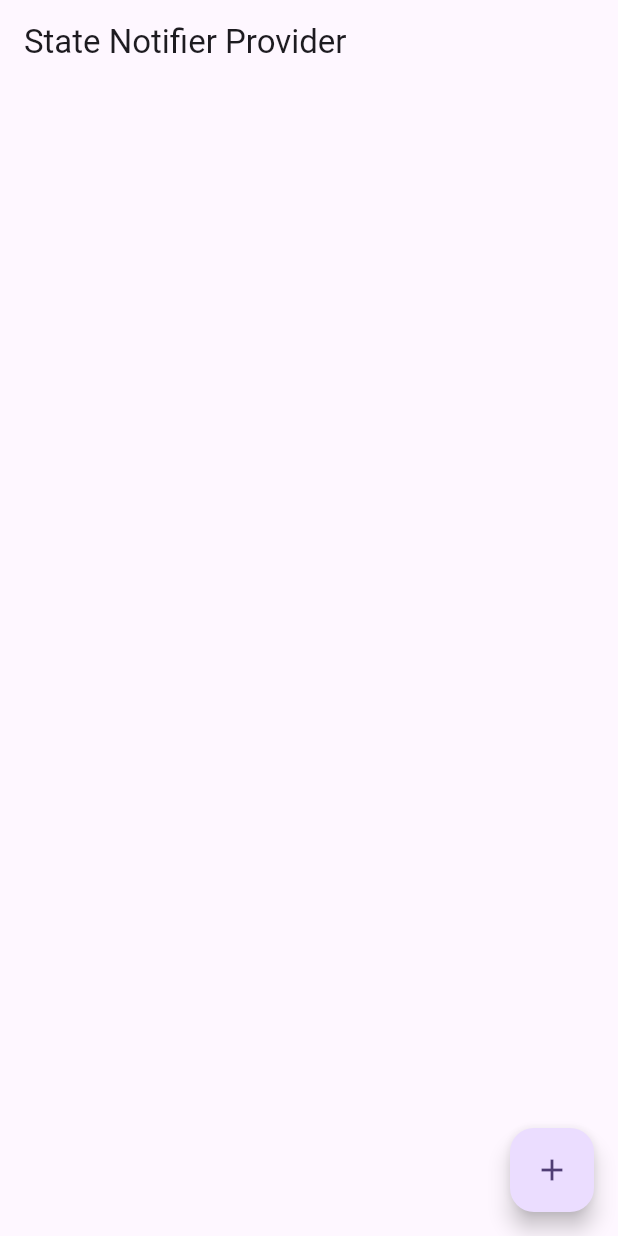
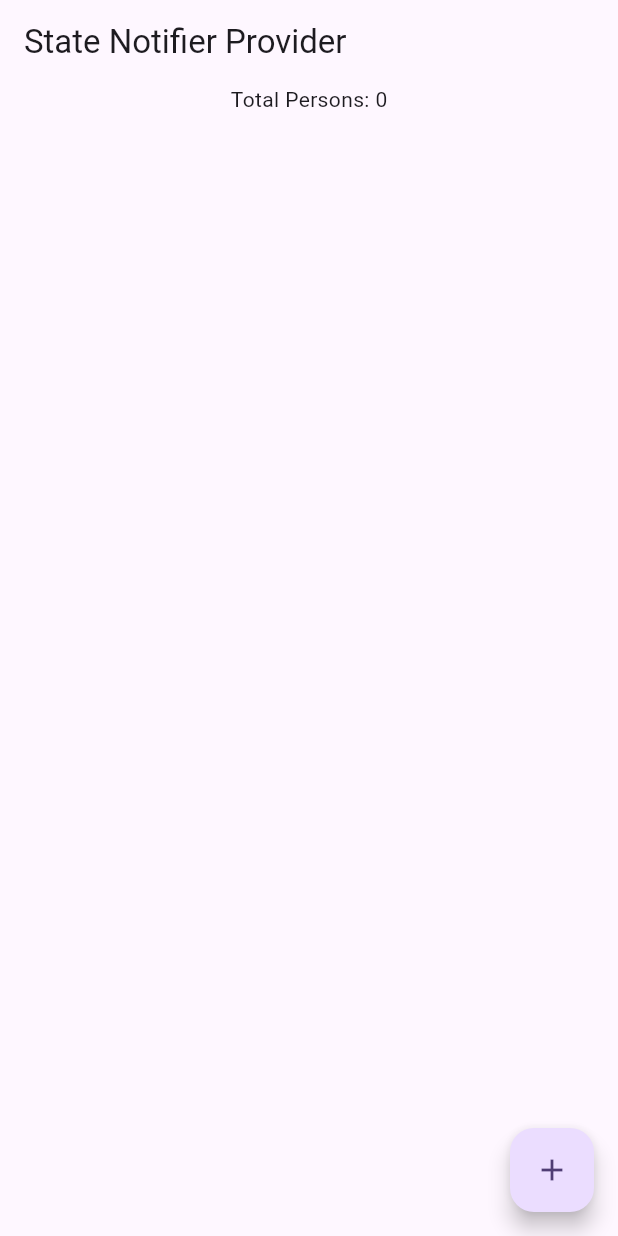
Before and after one commit to gaurishankar007/Flutter-State-Management, a Flutter app: the PersonChangeNotifierProviderPage screen opened by its route, on a phone screen of 412 x 824 dp. Run offline on Flutter 3.47's test engine with Material 3 defaults, Android fonts, the phone set to English and light mode, and no system bars; our stand-ins replace flutter_bloc, flutter_riverpod, go_router, rxdart.

Commit message:
feat: Riverpod select function

```diff
--- a/lib/riverpod/pages/person_change_notifier_provider_page.dart
+++ b/lib/riverpod/pages/person_change_notifier_provider_page.dart
@@ -1,3 +1,5 @@
+import 'dart:developer';
+
 import 'package:flutter/material.dart';
 import 'package:flutter_riverpod/flutter_riverpod.dart';
 
@@ -13,15 +15,28 @@ class PersonChangeNotifierProviderPage extends ConsumerWidget {
   @override
   Widget build(BuildContext context, WidgetRef ref) {
     return Scaffold(
-      appBar: AppBar(
-        title: const Text("State Notifier Provider"),
+      appBar: AppBar(title: const Text("State Notifier Provider")),
+      body: SafeArea(
+        child: Column(
+          children: [
+            Consumer(
+              builder: (context, ref, child) {
+                // Whenever the length of the persons is changed, then only it will be rebuilt
+                final personLength = ref.watch(personChangeNotifierProvider
+                    .select((personChangeNotifier) => personChangeNotifier.persons.length));
+                log("Person length: $personLength");
+
+                return Text("Total Persons: $personLength");
+              },
             ),
-      body: SafeArea(
-        child: Consumer(
+            const SizedBox(height: 30),
+            Consumer(
               builder: (context, ref, child) {
                 final personNotifier = ref.watch(personChangeNotifierProvider);
+                log("Persons");
 
-            return ListView.separated(
+                return Expanded(
+                  child: ListView.separated(
                     itemCount: personNotifier.count,
                     separatorBuilder: (context, index) => const SizedBox(height: 10),
                     itemBuilder: (context, index) {
@@ -35,8 +50,11 @@ class PersonChangeNotifierProviderPage extends ConsumerWidget {
                         title: Text(person.displayData),
                       );
                     },
+                  ),
                 );
               },
+            ),
+          ],
         ),
       ),
       floatingActionButton: FloatingActionButton(
```
Lines whose indentation alone changed are shown as unchanged.
